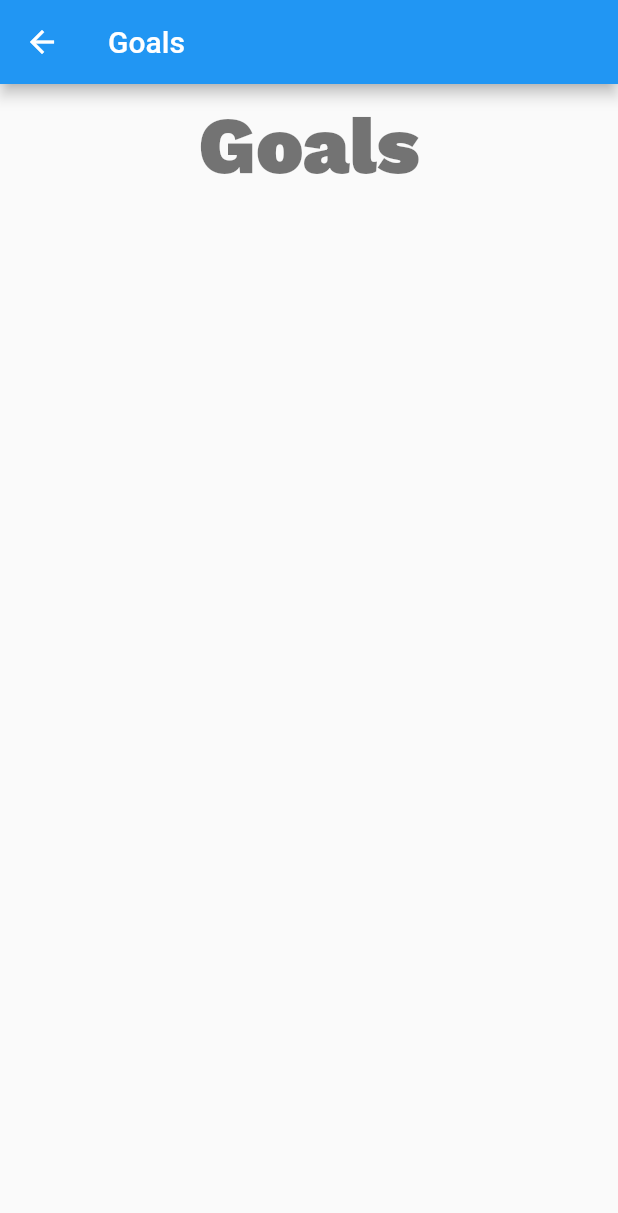
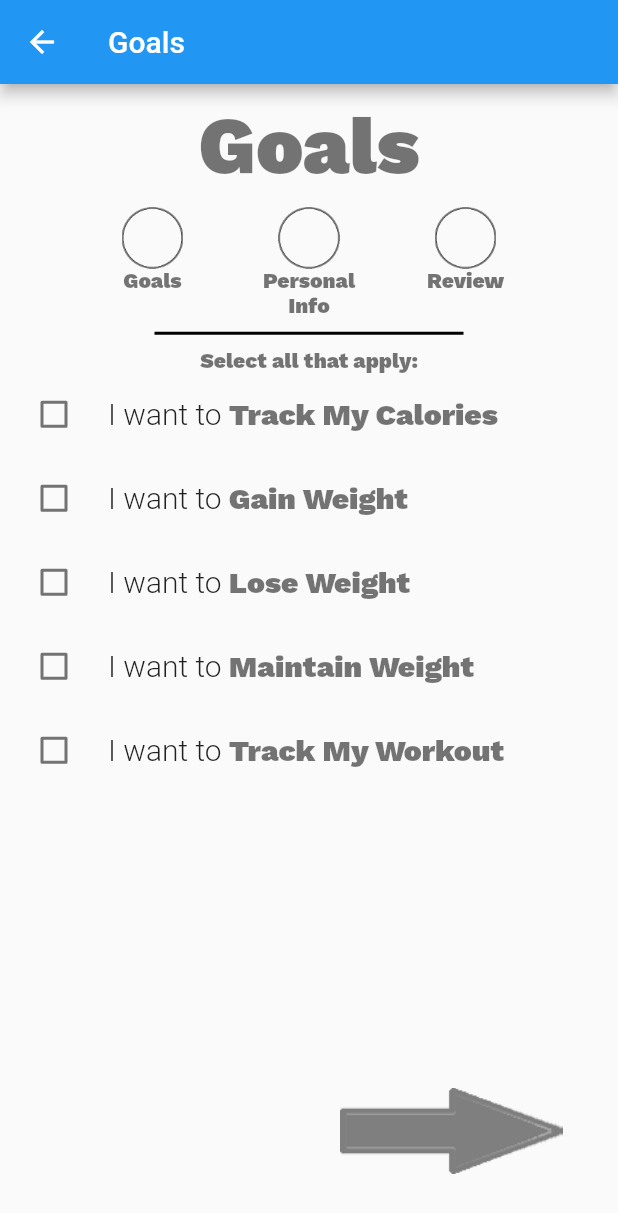
Before and after one commit to bryanesong/FlutterFitnessApp, a Flutter app: the MyProfileGoals screen opened directly, on a phone screen of 412 x 824 dp. Shown: the top 1213 px of the screen. Run offline on Flutter 3.47's test engine with Material 2 defaults, Android fonts, the phone set to English and light mode, and no system bars; drawn by our look-alikes of auto_size_text; our stand-ins replace firebase_auth, firebase_core, firebase_database; missing offline and left inert: flame, nice_button; accounts and stored records are empty; statements that could not run were skipped.

Commit message:
second screen of myprofile in progress

```diff
--- a/lib/MyProfileGoals.dart
+++ b/lib/MyProfileGoals.dart
@@ -1,25 +1,59 @@
+import 'package:FlutterFitnessApp/MyProfileInfo.dart';
 import 'package:flutter/cupertino.dart';
 import 'package:flutter/material.dart';
+import 'package:auto_size_text/auto_size_text.dart';
 
-class MyProfileGoals extends StatefulWidget{
+class MyProfileGoals extends StatefulWidget {
   MyProfileGoalsState createState() => MyProfileGoalsState();
-
 }
 
 class MyProfileGoalsState extends State<MyProfileGoals> {
+  double _width, _height;
+  AutoSizeGroup _textFitGroup;
+  AutoSizeGroup _checkListFitGroup;
+  bool _trackCalories = false,
+      _gainWeight = false,
+      _loseWeight = false,
+      _maintainWeight = false,
+      _trackWorkouts = false;
+  List<bool> goals;
+
+  @override
+  void initState() {
+    goals = [_trackCalories, _gainWeight, _loseWeight, _maintainWeight, _trackWorkouts];
+    super.initState();
+  }
+
   @override
   Widget build(BuildContext context) {
+    _textFitGroup = AutoSizeGroup();
+    _checkListFitGroup = AutoSizeGroup();
+    _width = MediaQuery.of(context).size.width;
+    _height = MediaQuery.of(context).size.height;
     // TODO: implement build
-    return Scaffold(appBar: AppBar(title: Text("Goals"),),
-      body: Stack(children: [createTitle()],),
-
+    return Scaffold(
+      appBar: AppBar(
+        title: Text("Goals"),
+      ),
+      body: Stack(
+        children: [
+          Column(children: [
+            createTitle(),
+            createRow(),
+            createDivider(),
+            selectAllText(),
+            makeChoices(),
+            makeArrowButton(),
+          ]),
+        ],
+      ),
     );
   }
 
   Widget createTitle() {
     return Container(
         alignment: Alignment.topCenter,
-        padding: EdgeInsets.fromLTRB(10, 10, 10, 0),
+        padding: EdgeInsets.fromLTRB(10, 10, 10, 10),
         child: Text(
           "Goals",
           style: TextStyle(
@@ -34,9 +68,156 @@ class MyProfileGoalsState extends State<MyProfileGoals> {
   Widget createRow() {
     return Row(
       children: [
-        Image()
+        createColInRow("Goals", "", EdgeInsets.fromLTRB(wpad(16), 0, 0, 0)),
+        createColInRow(
+            "Personal", "Info", EdgeInsets.fromLTRB(wpad(8), 0, wpad(8), 0)),
+        createColInRow("Review", "", EdgeInsets.fromLTRB(0, 0, wpad(16), 0)),
       ],
     );
   }
 
+  Widget createColInRow(String label1, String label2, EdgeInsets insets) {
+    return Flexible(
+      child: Container(
+          height: wpad(18),
+          alignment: Alignment.center,
+          padding: insets,
+          child: Column(
+            children: [
+              Container(
+                width: wpad(10),
+                height: wpad(10),
+                child: Image.asset("assets/images/transparentCircle.png"),
+              ),
+              Expanded(
+                child: AutoSizeText(label1,
+                    maxLines: 1,
+                    group: _textFitGroup,
+                    style: TextStyle(
+                      decoration: TextDecoration.none,
+                      fontFamily: 'Work Sans',
+                      fontWeight: FontWeight.w900,
+                      color: Colors.black54,
+                    )),
+              ),
+              Expanded(
+                child: AutoSizeText(label2,
+                    maxLines: 1,
+                    group: _textFitGroup,
+                    style: TextStyle(
+                      decoration: TextDecoration.none,
+                      fontFamily: 'Work Sans',
+                      fontWeight: FontWeight.w900,
+                      color: Colors.black54,
+                    )),
+              )
+            ],
+          )),
+    );
+  }
+
+  Widget createDivider() {
+    return Divider(
+      color: Colors.black,
+      height: 20,
+      thickness: 2,
+      indent: wpad(25),
+      endIndent: wpad(25),
+    );
+  }
+
+  Widget selectAllText() {
+    return Row(children: [
+      Expanded(
+        child: AutoSizeText(
+          "Select all that apply:",
+          textAlign: TextAlign.center,
+          maxLines: 1,
+          group: _textFitGroup,
+          style: TextStyle(
+            decoration: TextDecoration.none,
+            fontFamily: 'Work Sans',
+            fontWeight: FontWeight.w900,
+            color: Colors.black54,
+          ),
+        ),
+      )
+    ]);
+  }
+
+  Widget makeChoices() {
+    return Column(
+      children: [
+        makeIndivChoice("Track My Calories", _trackCalories),
+        makeIndivChoice("Gain Weight", _gainWeight),
+        makeIndivChoice("Lose Weight", _loseWeight),
+        makeIndivChoice("Maintain Weight", _maintainWeight),
+        makeIndivChoice("Track My Workout", _trackWorkouts),
+      ],
+    );
+  }
+
+  Widget makeIndivChoice(String boldedText, bool refBool) {
+    return Row(children: [
+      Expanded(
+          child: StatefulBuilder(
+              builder: (context, _setState) => CheckboxListTile(
+                    value: refBool,
+                    onChanged: (bool value) {
+                      _setState(() => refBool = value);
+                    },
+                    controlAffinity: ListTileControlAffinity.leading,
+                    title: AutoSizeText.rich(
+                      TextSpan(
+                        style: TextStyle(
+                            decoration: TextDecoration.none,
+                            fontWeight: FontWeight.w300,
+                            fontSize: 20),
+                        children: <TextSpan>[
+                          TextSpan(text: "I want to "),
+                          TextSpan(
+                              text: boldedText,
+                              style: TextStyle(
+                                  decoration: TextDecoration.none,
+                                  fontFamily: 'Work Sans',
+                                  fontWeight: FontWeight.w900,
+                                  color: Colors.black54))
+                        ],
+                      ),
+                      maxLines: 1,
+                      group: _checkListFitGroup,
+                    ),
+                  )))
+    ]);
+  }
+
+  Widget makeArrowButton() {
+    return Expanded(
+      child: Container(
+        alignment: Alignment.bottomRight,
+          padding: EdgeInsets.fromLTRB(0, 0, wpad(5), hpad(5)),
+          child: FlatButton(
+            onPressed: () {
+              navigateToAlphaCodePage(context);
+            },
+            child: Image.asset(
+                "assets/images/arrow.png",
+            height: hpad(7),)
+          )),
+    );
+  }
+
+  double wpad(double percent) {
+    return _width * percent / 100;
+  }
+
+  double hpad(double percent) {
+    return _height * percent / 100;
+  }
+
+  Future navigateToAlphaCodePage(context) async{
+
+    Navigator.push(context,CupertinoPageRoute(builder: (context) => MyProfileInfo(goals: goals)));
+  }
+
 }
--- a/lib/main.dart
+++ b/lib/main.dart
@@ -1,4 +1,5 @@
 import 'dart:async';
+import 'package:FlutterFitnessApp/MyProfileGoals.dart';
 import 'package:FlutterFitnessApp/SignInOrSignUp.dart';
 import 'package:firebase_auth/firebase_auth.dart';
 import 'package:flame/flame.dart';
--- a/pubspec.yaml
+++ b/pubspec.yaml
@@ -28,6 +28,7 @@ dependencies:
   firebase_auth: ^0.16.0
   nice_button: ^0.1.7
   flame: ^0.23.0
+  auto_size_text: ^2.1.0
   spritewidget:
   # The following adds the Cupertino Icons font to your application.
   # Use with the CupertinoIcons class for iOS style icons.
@@ -76,6 +77,8 @@ flutter:
     - assets/images/statsButton.png
     - assets/images/workoutButton.png
     - assets/images/fish.png
+    - assets/images/transparentCircle.png
+    - assets/images/arrow.png
   # An image asset can refer to one or more resolution-specific "variants", see
   # https://flutter.dev/assets-and-images/#resolution-aware.
 
```
Also changed, not shown: lib/MyProfileInfo.dart (added, +120 -0 lines), assets/images/arrow.png (added), assets/images/transparentCircle.png (added), pubspec.lock.
